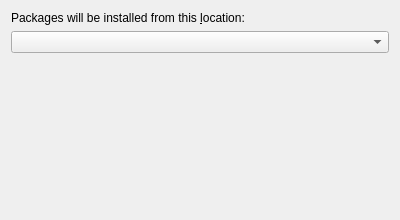
This is Libraries/MiKTeX/UI/Qt/SiteWizDrive.ui in MiKTeX/miktex as Qt 5 draws it before an edit. The edited form follows.
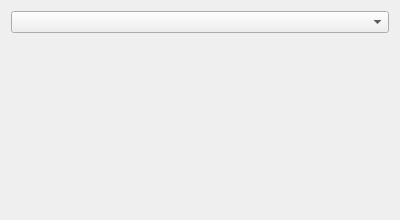
This is the edited form.

```diff
--- a/Libraries/MiKTeX/UI/Qt/SiteWizDrive.ui
+++ b/Libraries/MiKTeX/UI/Qt/SiteWizDrive.ui
@@ -18,17 +18,7 @@
   </property>
   <layout class="QVBoxLayout" >
    <item>
-    <widget class="QLabel" name="label" >
-     <property name="text" >
-      <string>Packages will be installed from this &amp;location:</string>
-     </property>
-     <property name="buddy" >
-      <cstring>cbDrives</cstring>
-     </property>
-    </widget>
-   </item>
-   <item>
-    <widget class="QComboBox" name="cbDrives" />
+    <widget class="QComboBox" name="cbDrives"/>
    </item>
    <item>
     <spacer>
```
Left out of the diff: 17 changed lines with no effect on the pictures.
